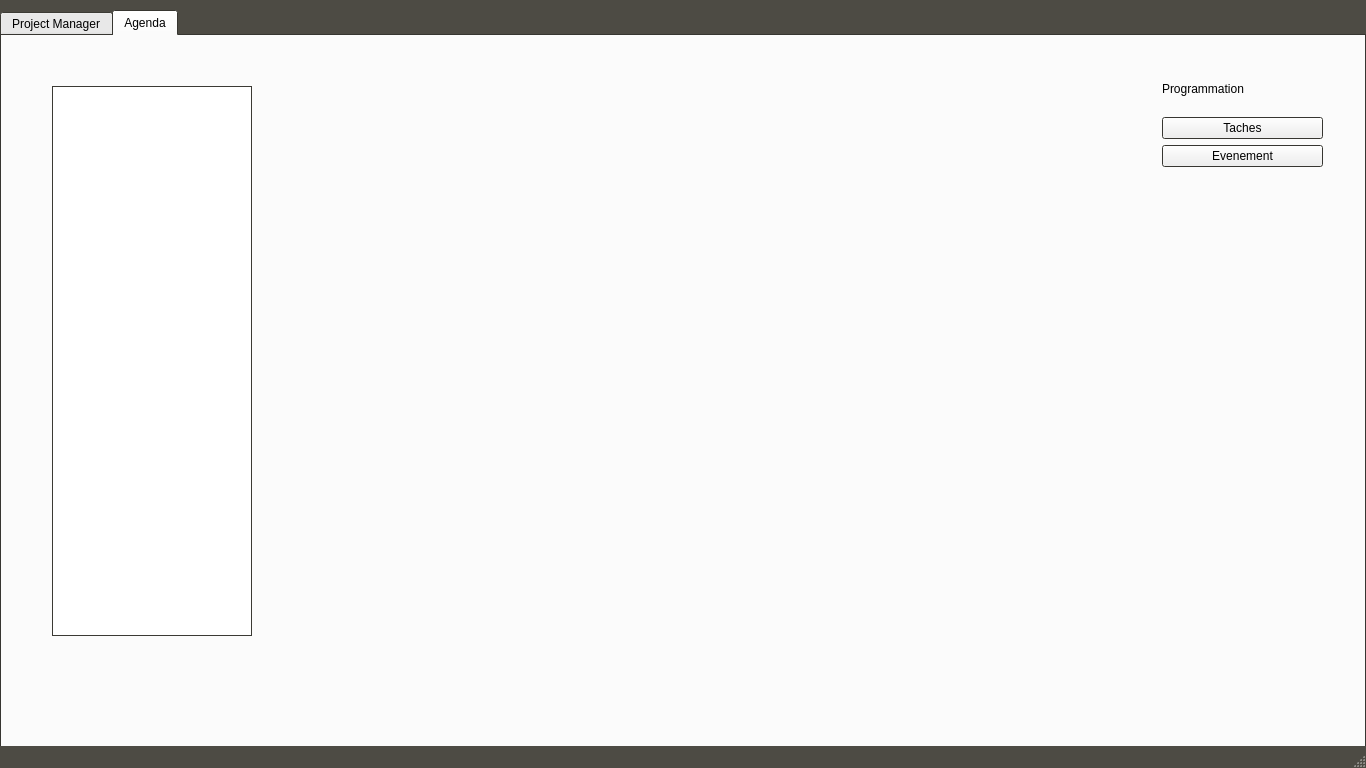
This is ProjectCalendar/mainwindow.ui in pzins/ProjectCalendar_LO21 as Qt 5 draws it before an edit. The edited form follows.
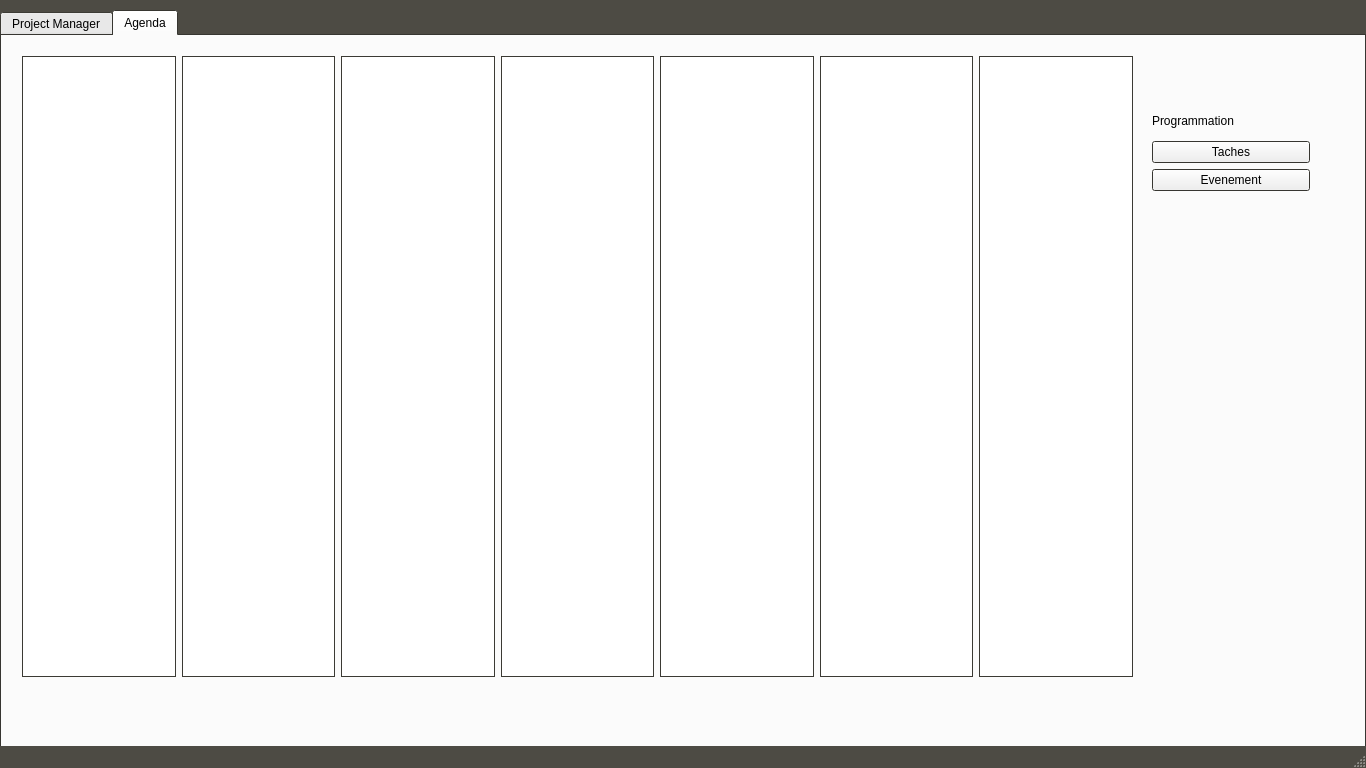
This is the edited form. Icons and pictures are not drawn.

The edit to the form file:
```diff
--- a/ProjectCalendar/mainwindow.ui
+++ b/ProjectCalendar/mainwindow.ui
@@ -882,13 +882,53 @@
      <attribute name="title">
       <string>Agenda</string>
      </attribute>
+     <widget class="QWidget" name="horizontalLayoutWidget">
+      <property name="geometry">
+       <rect>
+        <x>20</x>
+        <y>20</y>
+        <width>1111</width>
+        <height>621</height>
+       </rect>
+      </property>
+      <layout class="QHBoxLayout" name="horizontalLayout">
+       <item>
+        <widget class="QGraphicsView" name="v_lundi">
+         <property name="minimumSize">
+          <size>
+           <width>153</width>
+           <height>619</height>
+          </size>
+         </property>
+        </widget>
+       </item>
+       <item>
+        <widget class="QGraphicsView" name="v_mardi"/>
+       </item>
+       <item>
+        <widget class="QGraphicsView" name="v_mercredi"/>
+       </item>
+       <item>
+        <widget class="QGraphicsView" name="v_jeudi"/>
+       </item>
+       <item>
+        <widget class="QGraphicsView" name="v_vendredi"/>
+       </item>
+       <item>
+        <widget class="QGraphicsView" name="v_samedi"/>
+       </item>
+       <item>
+        <widget class="QGraphicsView" name="v_dimanche"/>
+       </item>
+      </layout>
+     </widget>
      <widget class="QWidget" name="verticalLayoutWidget_2">
       <property name="geometry">
        <rect>
-        <x>1160</x>
-        <y>30</y>
-        <width>161</width>
-        <height>101</height>
+        <x>1150</x>
+        <y>70</y>
+        <width>158</width>
+        <height>85</height>
        </rect>
       </property>
       <layout class="QVBoxLayout" name="verticalLayout_2">
@@ -915,16 +955,6 @@
        </item>
       </layout>
      </widget>
-     <widget class="QGraphicsView" name="v_lundi">
-      <property name="geometry">
-       <rect>
-        <x>50</x>
-        <y>50</y>
-        <width>200</width>
-        <height>550</height>
-       </rect>
-      </property>
-     </widget>
     </widget>
    </widget>
   </widget>
```
